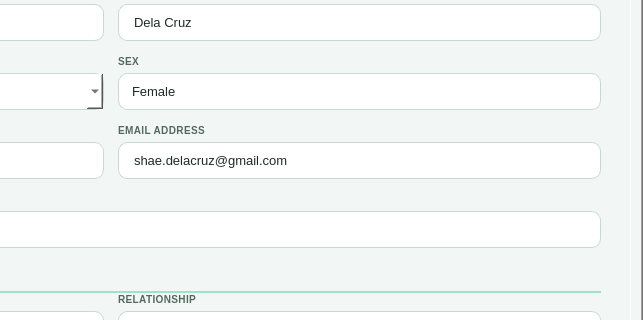
Before: the Qt Designer form src/ui/page_profile.ui in shasheenahdeeneillelumasag/CCC151---Group-Project, drawn with Qt 5; both pictures show x 407 to 1050 and y 228 to 548 of the 1050 by 800 pixel window.
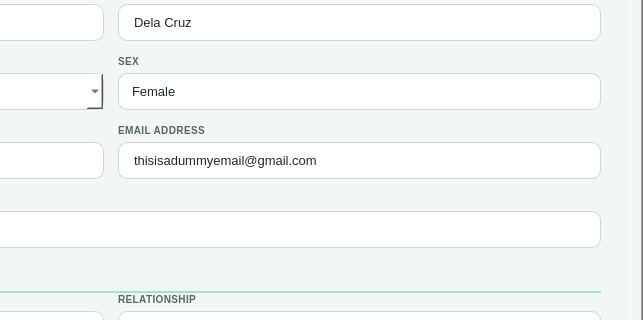
After: the same form once the commit is applied.

```diff
--- a/src/ui/page_profile.ui
+++ b/src/ui/page_profile.ui
@@ -438,7 +438,7 @@
            <item>
             <widget class="QLineEdit" name="inputEmail">
              <property name="text">
-              <string>shae.delacruz@gmail.com</string>
+              <string>thisisadummyemail@gmail.com</string>
              </property>
             </widget>
            </item>
```
